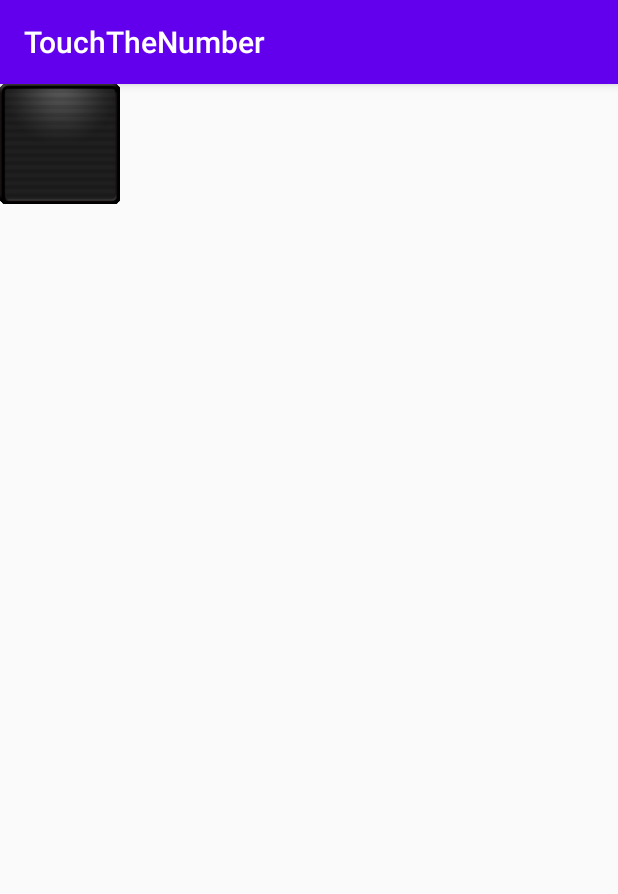
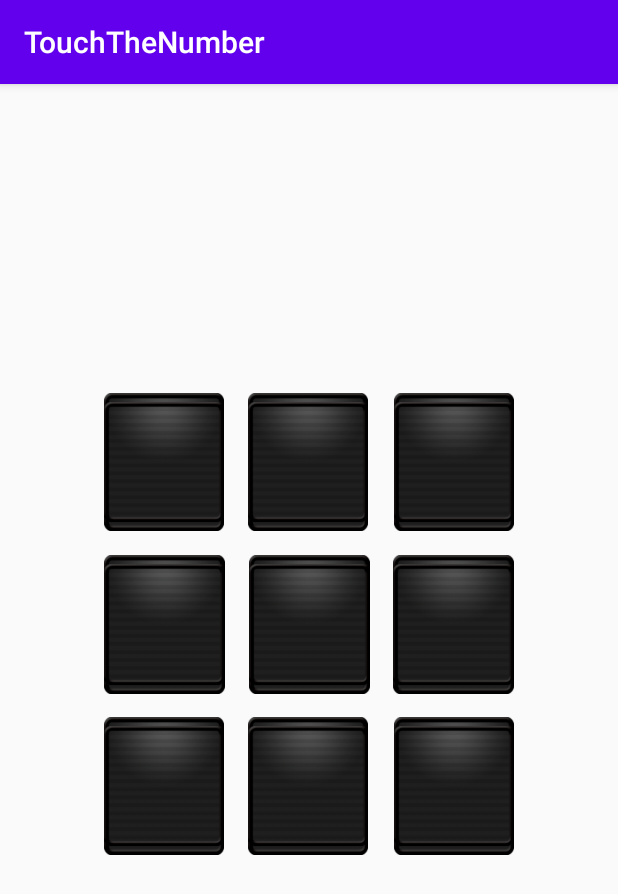
Before and after one commit to Ryotaro-Hayashi/android-curriculum, an Android app: the screen it shows after launch (MainActivity), on a phone screen of 412 x 824 dp. Shown: the top 894 px of the screen. Run offline under Robolectric (Android 15) with nearby library versions, the phone set to English and light mode, and no system bars.

Commit message:
Add：marginを等間隔にする

```diff
--- a/TouchTheNumber/app/src/main/res/layout/activity_main.xml
+++ b/TouchTheNumber/app/src/main/res/layout/activity_main.xml
@@ -7,83 +7,125 @@
     tools:context=".MainActivity">
 
     <ImageView
+        android:id="@+id/imageView9"
+        android:layout_width="0dp"
+        android:layout_height="0dp"
+        android:layout_marginEnd="69dp"
+        android:layout_marginBottom="254dp"
+        android:background="@drawable/black"
+        app:layout_constraintBottom_toBottomOf="parent"
+        app:layout_constraintEnd_toEndOf="parent"
+        app:layout_constraintStart_toEndOf="@+id/imageView8"
+        app:layout_constraintTop_toBottomOf="@+id/imageView6"
+        app:srcCompat="@drawable/black" />
+
+    <ImageView
         android:id="@+id/imageView1"
-        android:layout_width="80dp"
-        android:layout_height="80dp"
+        android:layout_width="0dp"
+        android:layout_height="0dp"
+        android:layout_marginStart="69dp"
+        android:layout_marginTop="206dp"
+        android:layout_marginEnd="16dp"
+        android:layout_marginBottom="16dp"
         android:background="@drawable/black"
-        app:srcCompat="@drawable/black"
-        tools:layout_editor_absoluteX="69dp"
-        tools:layout_editor_absoluteY="107dp" />
+        app:layout_constraintBottom_toTopOf="@+id/imageView4"
+        app:layout_constraintEnd_toStartOf="@+id/imageView2"
+        app:layout_constraintStart_toStartOf="parent"
+        app:layout_constraintTop_toTopOf="parent"
+        app:srcCompat="@drawable/black" />
+
+    <ImageView
+        android:id="@+id/imageView6"
+        android:layout_width="0dp"
+        android:layout_height="0dp"
+        android:layout_marginEnd="69dp"
+        android:layout_marginBottom="15dp"
+        android:background="@drawable/black"
+        app:layout_constraintBottom_toTopOf="@+id/imageView9"
+        app:layout_constraintEnd_toEndOf="parent"
+        app:layout_constraintStart_toEndOf="@+id/imageView5"
+        app:layout_constraintTop_toBottomOf="@+id/imageView3"
+        app:srcCompat="@drawable/black" />
+
+    <ImageView
+        android:id="@+id/imageView4"
+        android:layout_width="0dp"
+        android:layout_height="0dp"
+        android:layout_marginStart="69dp"
+        android:layout_marginEnd="16dp"
+        android:layout_marginBottom="15dp"
+        android:background="@drawable/black"
+        app:layout_constraintBottom_toTopOf="@+id/imageView7"
+        app:layout_constraintEnd_toStartOf="@+id/imageView5"
+        app:layout_constraintStart_toStartOf="parent"
+        app:layout_constraintTop_toBottomOf="@+id/imageView1"
+        app:srcCompat="@drawable/black" />
 
     <ImageView
         android:id="@+id/imageView2"
-        android:layout_width="80dp"
-        android:layout_height="80dp"
+        android:layout_width="0dp"
+        android:layout_height="0dp"
+        android:layout_marginTop="206dp"
+        android:layout_marginEnd="17dp"
+        android:layout_marginBottom="16dp"
         android:background="@drawable/black"
-        app:srcCompat="@drawable/black"
-        tools:layout_editor_absoluteX="165dp"
-        tools:layout_editor_absoluteY="107dp" />
+        app:layout_constraintBottom_toTopOf="@+id/imageView5"
+        app:layout_constraintEnd_toStartOf="@+id/imageView3"
+        app:layout_constraintStart_toEndOf="@+id/imageView1"
+        app:layout_constraintTop_toTopOf="parent"
+        app:srcCompat="@drawable/black" />
 
     <ImageView
         android:id="@+id/imageView3"
-        android:layout_width="80dp"
-        android:layout_height="80dp"
+        android:layout_width="0dp"
+        android:layout_height="0dp"
+        android:layout_marginTop="206dp"
+        android:layout_marginEnd="69dp"
+        android:layout_marginBottom="16dp"
         android:background="@drawable/black"
-        app:srcCompat="@drawable/black"
-        tools:layout_editor_absoluteX="262dp"
-        tools:layout_editor_absoluteY="107dp" />
-
-    <ImageView
-        android:id="@+id/imageView4"
-        android:layout_width="80dp"
-        android:layout_height="80dp"
-        android:background="@drawable/black"
-        app:srcCompat="@drawable/black"
-        tools:layout_editor_absoluteX="69dp"
-        tools:layout_editor_absoluteY="203dp" />
+        app:layout_constraintBottom_toTopOf="@+id/imageView6"
+        app:layout_constraintEnd_toEndOf="parent"
+        app:layout_constraintStart_toEndOf="@+id/imageView2"
+        app:layout_constraintTop_toTopOf="parent"
+        app:srcCompat="@drawable/black" />
 
     <ImageView
         android:id="@+id/imageView5"
-        android:layout_width="80dp"
-        android:layout_height="80dp"
+        android:layout_width="0dp"
+        android:layout_height="0dp"
+        android:layout_marginEnd="15dp"
+        android:layout_marginBottom="15dp"
         android:background="@drawable/black"
-        app:srcCompat="@drawable/black"
-        tools:layout_editor_absoluteX="165dp"
-        tools:layout_editor_absoluteY="203dp" />
+        app:layout_constraintBottom_toTopOf="@+id/imageView8"
+        app:layout_constraintEnd_toStartOf="@+id/imageView6"
+        app:layout_constraintStart_toEndOf="@+id/imageView4"
+        app:layout_constraintTop_toBottomOf="@+id/imageView2"
+        app:srcCompat="@drawable/black" />
 
     <ImageView
-        android:id="@+id/imageView6"
-        android:layout_width="80dp"
-        android:layout_height="80dp"
+        android:id="@+id/imageView8"
+        android:layout_width="0dp"
+        android:layout_height="0dp"
+        android:layout_marginEnd="17dp"
+        android:layout_marginBottom="254dp"
         android:background="@drawable/black"
-        app:srcCompat="@drawable/black"
-        tools:layout_editor_absoluteX="262dp"
-        tools:layout_editor_absoluteY="203dp" />
+        app:layout_constraintBottom_toBottomOf="parent"
+        app:layout_constraintEnd_toStartOf="@+id/imageView9"
+        app:layout_constraintStart_toEndOf="@+id/imageView7"
+        app:layout_constraintTop_toBottomOf="@+id/imageView5"
+        app:srcCompat="@drawable/black" />
 
     <ImageView
         android:id="@+id/imageView7"
-        android:layout_width="80dp"
-        android:layout_height="80dp"
+        android:layout_width="0dp"
+        android:layout_height="0dp"
+        android:layout_marginStart="69dp"
+        android:layout_marginEnd="16dp"
+        android:layout_marginBottom="254dp"
         android:background="@drawable/black"
-        app:srcCompat="@drawable/black"
-        tools:layout_editor_absoluteX="69dp"
-        tools:layout_editor_absoluteY="298dp" />
-
-    <ImageView
-        android:id="@+id/imageView8"
-        android:layout_width="80dp"
-        android:layout_height="80dp"
-        android:background="@drawable/black"
-        app:srcCompat="@drawable/black"
-        tools:layout_editor_absoluteX="165dp"
-        tools:layout_editor_absoluteY="298dp" />
-
-    <ImageView
-        android:id="@+id/imageView9"
-        android:layout_width="80dp"
-        android:layout_height="80dp"
-        android:background="@drawable/black"
-        app:srcCompat="@drawable/black"
-        tools:layout_editor_absoluteX="262dp"
-        tools:layout_editor_absoluteY="298dp" />
+        app:layout_constraintBottom_toBottomOf="parent"
+        app:layout_constraintEnd_toStartOf="@+id/imageView8"
+        app:layout_constraintStart_toStartOf="parent"
+        app:layout_constraintTop_toBottomOf="@+id/imageView4"
+        app:srcCompat="@drawable/black" />
 </androidx.constraintlayout.widget.ConstraintLayout>
```
